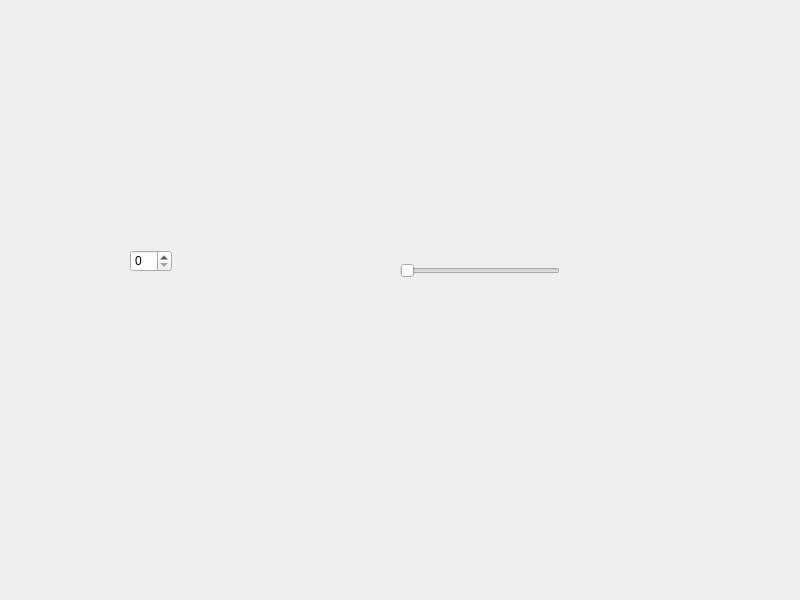
bughsu/Spinbox, file widget.ui: the form before one commit.
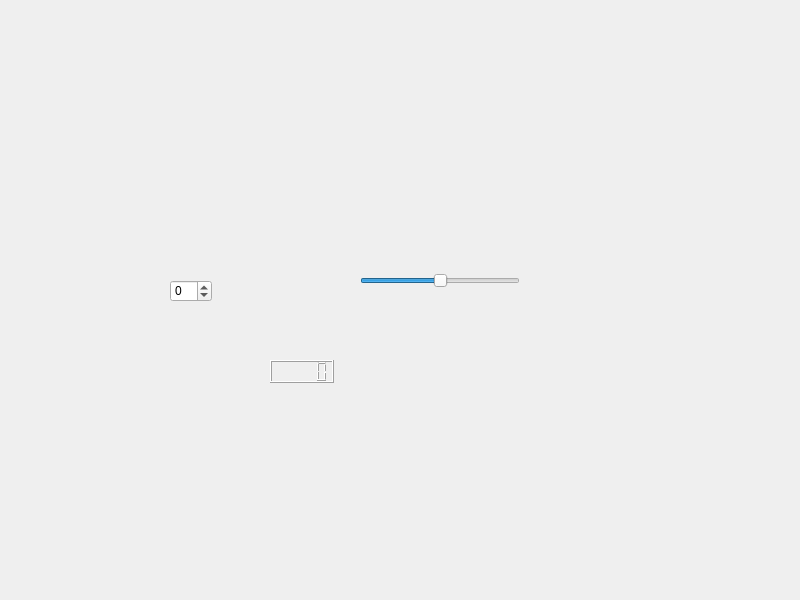
The form after the commit.

Commit message: project completed

What changed in the file:
```diff
--- a/widget.ui
+++ b/widget.ui
@@ -16,26 +16,48 @@
   <widget class="QSpinBox" name="spinBox">
    <property name="geometry">
     <rect>
-     <x>130</x>
-     <y>250</y>
+     <x>170</x>
+     <y>280</y>
      <width>42</width>
      <height>22</height>
     </rect>
    </property>
+   <property name="minimum">
+    <number>-100</number>
+   </property>
+   <property name="maximum">
+    <number>100</number>
+   </property>
   </widget>
   <widget class="QSlider" name="horizontalSlider">
    <property name="geometry">
     <rect>
-     <x>400</x>
-     <y>260</y>
+     <x>360</x>
+     <y>270</y>
      <width>160</width>
      <height>22</height>
     </rect>
    </property>
+   <property name="minimum">
+    <number>-100</number>
+   </property>
+   <property name="maximum">
+    <number>100</number>
+   </property>
    <property name="orientation">
     <enum>Qt::Orientation::Horizontal</enum>
    </property>
   </widget>
+  <widget class="QLCDNumber" name="lcdNumber">
+   <property name="geometry">
+    <rect>
+     <x>270</x>
+     <y>360</y>
+     <width>64</width>
+     <height>23</height>
+    </rect>
+   </property>
+  </widget>
  </widget>
  <resources/>
  <connections>
```
Left out of the diff: 24 changed lines with no effect on the pictures.
